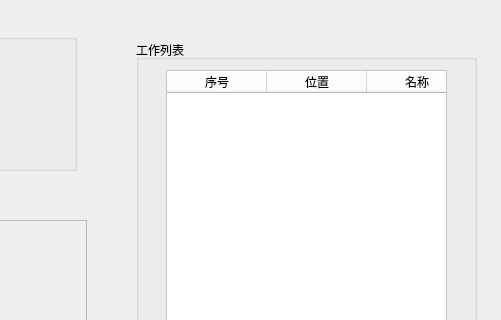
Old version of the form qutab.ui in the repository lsoftp/water; both pictures show x 714 to 1215 and y 0 to 320 of the 1215 by 566 pixel window.
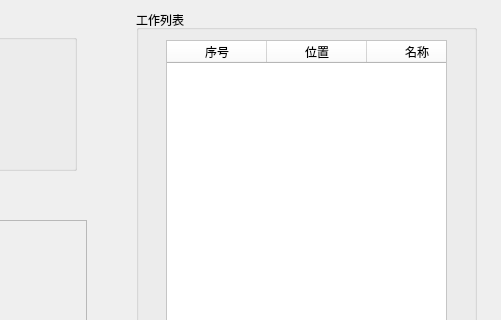
New version of the form.

What changed in the file:
```diff
--- a/qutab.ui
+++ b/qutab.ui
@@ -218,9 +218,9 @@
    <property name="geometry">
     <rect>
      <x>850</x>
-     <y>40</y>
+     <y>10</y>
      <width>341</width>
-     <height>481</height>
+     <height>511</height>
     </rect>
    </property>
    <property name="title">
@@ -232,7 +232,7 @@
       <x>30</x>
       <y>30</y>
       <width>281</width>
-      <height>431</height>
+      <height>461</height>
      </rect>
     </property>
     <property name="styleSheet">
```
